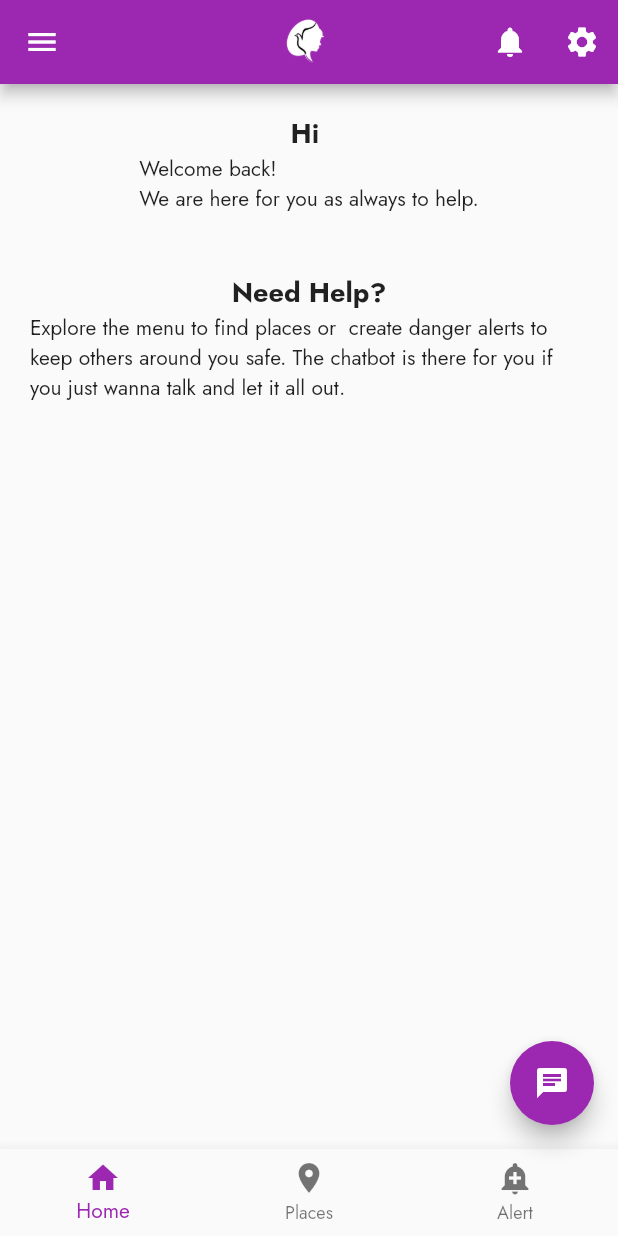
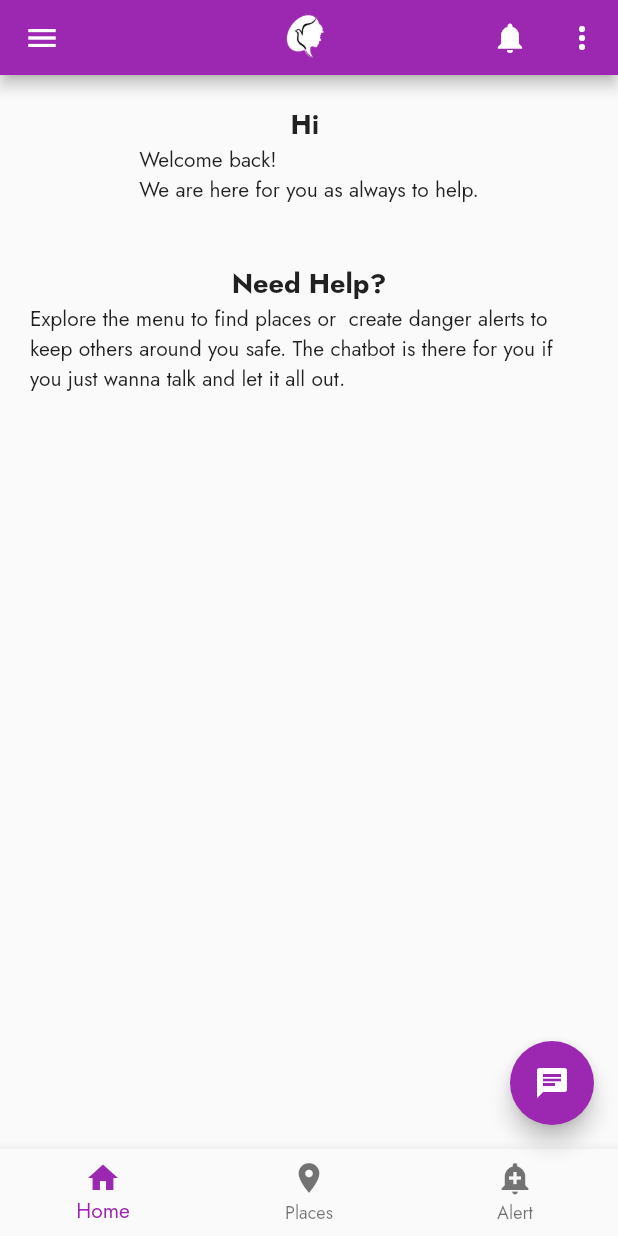
Before and after one commit to safeherven/safeherven_app, a Flutter app: the AboutScreen screen opened by its route, after a tap on the "notifications" icon, on a phone screen of 412 x 824 dp. Run offline on Flutter 3.47's test engine with Material 2 defaults, Android fonts, the light colour scheme and no system bars; our stand-ins replace firebase_auth, firebase_core, google_fonts, google_maps_flutter, rxdart; missing offline and left inert: dialogflow_grpc, flutter_config, flutterfire_ui, sound_stream; accounts and stored records are empty; statements that could not run were skipped.

Commit message:
Customized appbar component to work for all pages

```diff
--- a/lib/screens/about.dart
+++ b/lib/screens/about.dart
@@ -9,7 +9,7 @@
   @override
   Widget build(BuildContext context) {
     return Scaffold(
-      appBar: SafeHervenAppBar('About'),
+      appBar: SafeHervenAppBar('About', isHome: false,),
       // drawer: const MenuDrawer(),
       bottomNavigationBar: const MenuBottom(),
       body: const Center(
--- a/lib/screens/alert.dart
+++ b/lib/screens/alert.dart
@@ -9,7 +9,7 @@
   @override
   Widget build(BuildContext context) {
     return Scaffold(
-      appBar: SafeHervenAppBar("Alert Others"),
+      appBar: SafeHervenAppBar("Alert Others", isHome: false,),
       bottomNavigationBar: const MenuBottom(),
       body: const Center(
       ),
--- a/lib/screens/chat.dart
+++ b/lib/screens/chat.dart
@@ -15,7 +15,7 @@
   @override
   Widget build(BuildContext context) {
     return Scaffold(
-      appBar: SafeHervenAppBar("Let's Talk"),
+      appBar: SafeHervenAppBar("Let's Talk", isHome: false,),
       bottomNavigationBar: const MenuBottom(),
       body: const Center(
         child: Chat(),
--- a/lib/screens/home.dart
+++ b/lib/screens/home.dart
@@ -3,6 +3,7 @@
 import 'package:safeherven_app/screens/chat.dart';
 import 'package:safeherven_app/shared/drawer.dart';
 import 'package:safeherven_app/shared/bottom.dart';
+import 'package:safeherven_app/shared/appbar.dart';
 
 class HomeScreen extends StatelessWidget {
   const HomeScreen({Key? key, required this.user}) : super(key: key);
@@ -12,30 +13,7 @@
   @override
   Widget build(BuildContext context) {
     return Scaffold(
-      appBar: AppBar(
-        centerTitle: true,
-        title: IconButton(
-          onPressed: null,
-          icon: Image.asset('assets/images/logos/white.png'),
-          iconSize: 50,
-        ),
-        actions: <Widget>[
-          IconButton(
-            icon: const Icon(
-              Icons.notifications,
-              color: Colors.white,
-            ),
-            onPressed: () {},
-          ),
-          IconButton(
-            icon: const Icon(
-              Icons.settings,
-              color: Colors.white,
-            ),
-            onPressed: () {},
-          ),
-        ],
-      ),
+      appBar: SafeHervenAppBar("Home", isHome: true,),
       drawer: const MenuDrawer(),
       bottomNavigationBar: const MenuBottom(),
       body: Column(
--- a/lib/screens/places.dart
+++ b/lib/screens/places.dart
@@ -25,7 +25,7 @@
   @override
   Widget build(BuildContext context) {
     return Scaffold(
-        appBar: SafeHervenAppBar("Find Places"),
+        appBar: SafeHervenAppBar("Find Places", isHome: false),
         bottomNavigationBar: const MenuBottom(),
         body: GoogleMap(
           onMapCreated: _onMapCreated,
--- a/lib/screens/settings/settings.dart
+++ b/lib/screens/settings/settings.dart
@@ -10,7 +10,7 @@
   @override
   Widget build(BuildContext context) {
     return Scaffold(
-      appBar: SafeHervenAppBar("Settings"),
+      appBar: SafeHervenAppBar("Settings", isHome: false,),
       bottomNavigationBar: const MenuBottom(),
       body: const Center(
       ),
--- a/lib/shared/appbar.dart
+++ b/lib/shared/appbar.dart
@@ -1,8 +1,5 @@
 import 'package:flutter/material.dart';
 import 'package:flutterfire_ui/auth.dart';
-import 'package:safeherven_app/screens/places.dart';
-import 'package:safeherven_app/screens/alert.dart';
-import 'package:safeherven_app/screens/home.dart';
 import 'package:safeherven_app/screens/settings/settings.dart';
 
 class SafeHervenAppBar extends StatelessWidget with PreferredSizeWidget {
@@ -11,16 +8,25 @@
   final Size preferredSize;
 
   final String title;
+  final bool isHome;
 
   SafeHervenAppBar(
-      this.title, { Key? key,}) : preferredSize = const Size.fromHeight(50.0),
+      this.title, { Key? key, required this.isHome,}) :
+        preferredSize = const Size.fromHeight(50.0),
         super(key: key);
 
 
   @override
   Widget build(BuildContext context) {
     return AppBar(
-      title: Text(title),
+      centerTitle: isHome == false ? false : true,
+      title: isHome == false
+          ? Text(title)
+          : IconButton(
+              onPressed: null,
+              icon: Image.asset('assets/images/logos/white.png'),
+              iconSize: 50,
+            ),
       actions: <Widget>[
 
         IconButton(
```
